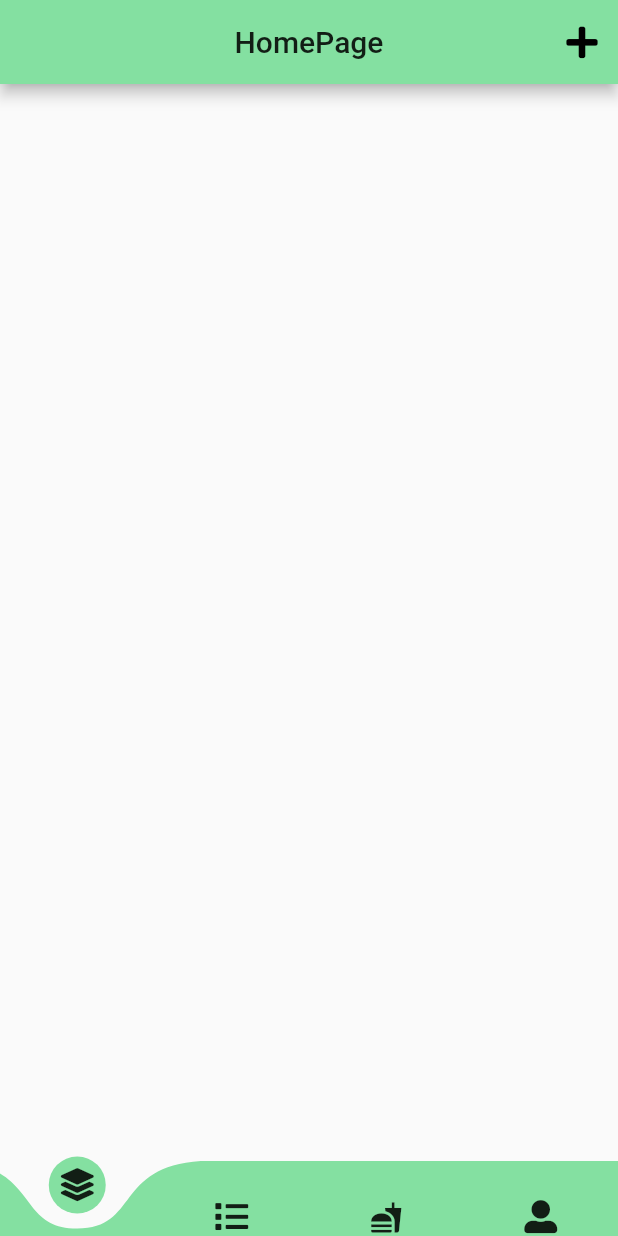
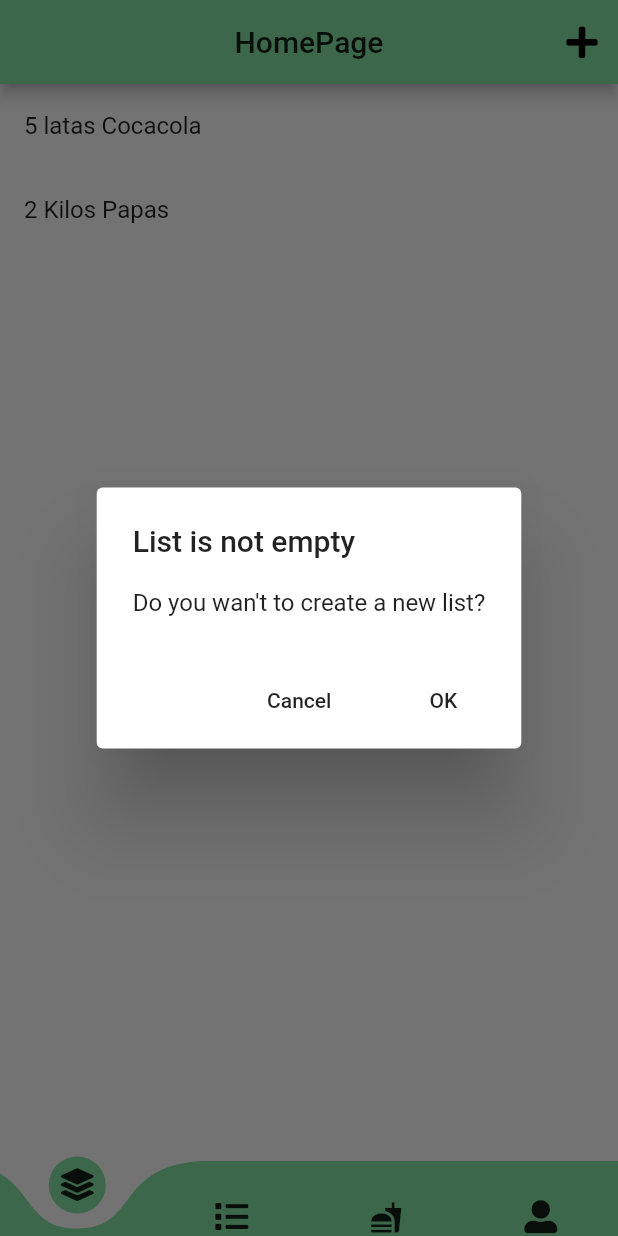
Before and after one commit to NauzetAduen/grocery_list_app, a Flutter app: the screen it shows after launch, after a tap on an icon or button, on a phone screen of 412 x 824 dp. Run offline on Flutter 3.47's test engine with Material 2 defaults, Android fonts, the phone set to English and light mode, and no system bars; drawn by our look-alikes of curved_navigation_bar; our stand-ins replace cloud_firestore, font_awesome_flutter, gradient_widgets; accounts and stored records are empty; generated files the repository leaves out were written again.

Commit message:
ADD mocklist to homepagescreen

```diff
--- a/lib/pages/homepage_screen.dart
+++ b/lib/pages/homepage_screen.dart
@@ -1,6 +1,8 @@
 import 'package:flutter/material.dart';
 import 'package:font_awesome_flutter/font_awesome_flutter.dart';
 import 'package:grocery_list_app/components/custom_appbar.dart';
+import 'package:grocery_list_app/models/item.dart';
+import 'package:grocery_list_app/models/product.dart';
 
 class HomePageScreen extends StatefulWidget {
   @override
@@ -8,20 +10,73 @@ class HomePageScreen extends StatefulWidget {
 }
 
 class _HomePageScreenState extends State<HomePageScreen> {
+  List<Item> list;
+
+  @override
+  void initState() {
+    super.initState();
+    list = List<Item>();
+    list.add(Item("Cocacola", 5, "latas"));
+    list.add(Item("Papas", 2, "Kilos"));
+  }
+
   @override
   Widget build(BuildContext context) {
     return Scaffold(
       appBar: CustomAppbar(Text("HomePage"), actions: <Widget>[
         IconButton(
-          onPressed: () => print("FIESHTA"),
+          onPressed: () {
+            _checkList();
+          },
           icon: Icon(FontAwesomeIcons.plus),
         ),
       ]),
       body: SingleChildScrollView(
         child: Column(
-          children: <Widget>[],
+          children: <Widget>[
+            ListView.builder(
+              shrinkWrap: true,
+              itemCount: list.length,
+              itemBuilder: (context, index) {
+                return ListTile(
+                  title: Text(
+                      "${list[index].quantity} ${list[index].magnitude} ${list[index].productName} "),
+                );
+              },
+            )
+          ],
         ),
       ),
     );
   }
+
+  _checkList() {
+    if (list.isNotEmpty) {
+      showDialog(
+          context: context,
+          builder: (BuildContext context) {
+            return AlertDialog(
+              title: Text("List is not empty"),
+              content: Text("Do you wan't to create a new list?"),
+              actions: <Widget>[
+                FlatButton(
+                  child: Text("Cancel"),
+                  onPressed: () => Navigator.pop(context),
+                ),
+                FlatButton(
+                  child: Text("OK"),
+                  onPressed: () => _createNewList(),
+                ),
+              ],
+            );
+          });
+    }
+  }
+
+  _createNewList() {
+    setState(() {
+      list.clear();
+    });
+    Navigator.pop(context);
+  }
 }
```
